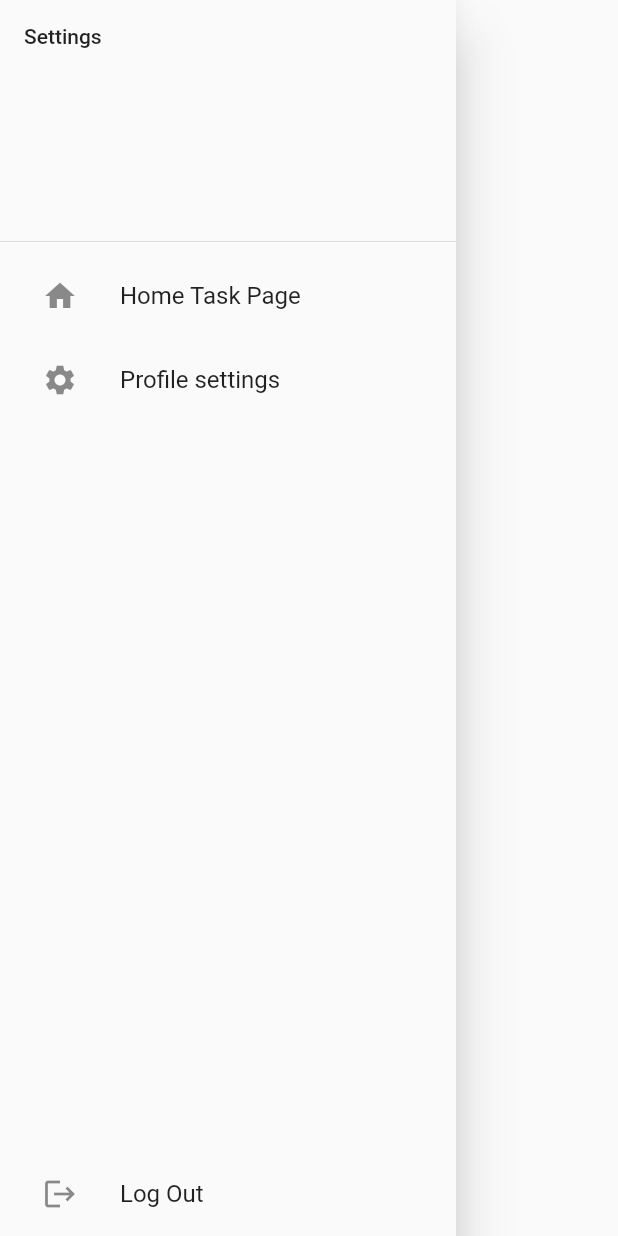
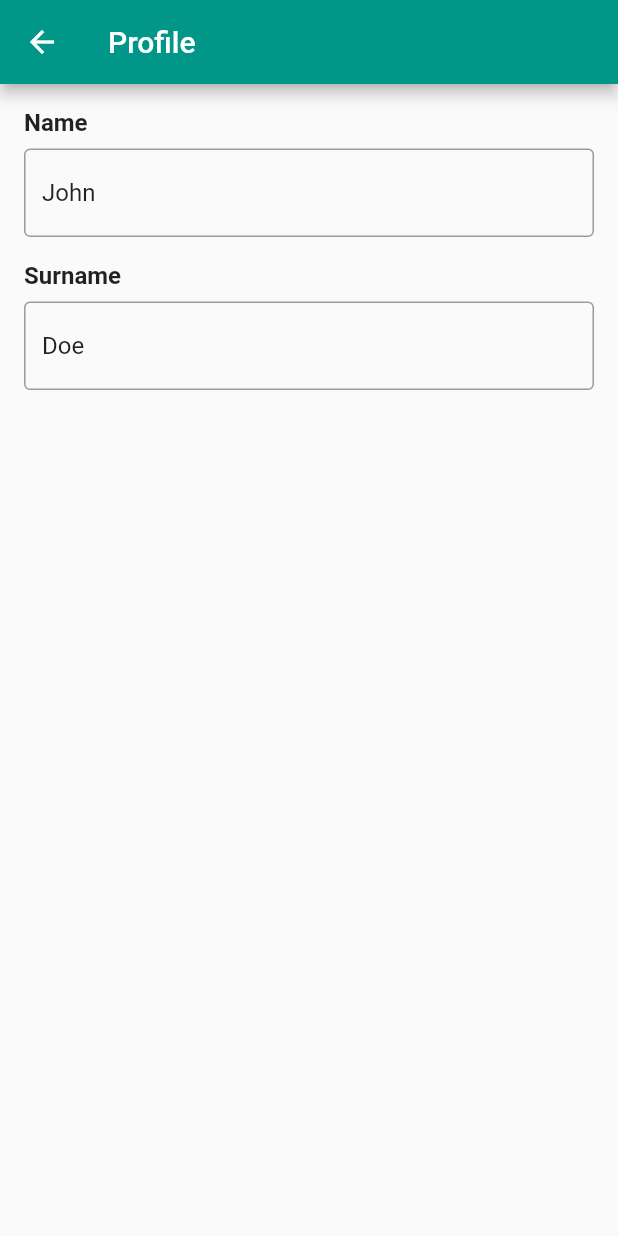
Before and after one commit to git-gremlins/blocklist, a Flutter app: the SlideOverMenu widget shown alone on an empty page, opened directly, after a tap on "Profile settings", on a phone screen of 412 x 824 dp. Run offline on Flutter 3.47's test engine with Material 2 defaults, Android fonts, the phone set to English and light mode, and no system bars; our stand-ins replace auto_size_text, supabase_flutter; missing offline and left inert: spannable_grid; accounts and stored records are empty.

Commit message:
Add dummy profile page

```diff
--- /dev/null
+++ b/frontend/lib/screens/profile_screen.dart
@@ -0,0 +1,82 @@
+import 'package:flutter/material.dart';
+
+class ProfilePage extends StatefulWidget {
+  const ProfilePage({super.key});
+
+  @override
+  _ProfilePageState createState() => _ProfilePageState();
+}
+
+class _ProfilePageState extends State<ProfilePage> {
+  TextEditingController? _nameController;
+  TextEditingController? _surnameController;
+
+  @override
+  void initState() {
+    super.initState();
+    _nameController = TextEditingController(text: "John");
+    _surnameController = TextEditingController(text: "Doe");
+  }
+
+  @override
+  void dispose() {
+    _nameController?.dispose();
+    _surnameController?.dispose();
+    super.dispose();
+  }
+
+  @override
+  Widget build(BuildContext context) {
+    return WillPopScope(
+      onWillPop: () async {
+        if (Navigator.of(context).userGestureInProgress) {
+          return false;
+        } else {
+          return true;
+        }
+      },
+      child: Scaffold(
+        appBar: AppBar(
+          title: const Text("Profile"),
+        ),
+        body: Padding(
+          padding: const EdgeInsets.all(16.0),
+          child: Column(
+            crossAxisAlignment: CrossAxisAlignment.start,
+            children: <Widget>[
+              const Text(
+                "Name",
+                style: TextStyle(
+                  fontWeight: FontWeight.bold,
+                  fontSize: 16.0,
+                ),
+              ),
+              const SizedBox(height: 8.0),
+              TextField(
+                controller: _nameController,
+                decoration: const InputDecoration(
+                  border: OutlineInputBorder(),
+                ),
+              ),
+              const SizedBox(height: 16.0),
+              const Text(
+                "Surname",
+                style: TextStyle(
+                  fontWeight: FontWeight.bold,
+                  fontSize: 16.0,
+                ),
+              ),
+              const SizedBox(height: 8.0),
+              TextField(
+                controller: _surnameController,
+                decoration: const InputDecoration(
+                  border: OutlineInputBorder(),
+                ),
+              ),
+            ],
+          ),
+        ),
+      ),
+    );
+  }
+}
--- a/frontend/lib/widgets/SlideOverMenu.dart
+++ b/frontend/lib/widgets/SlideOverMenu.dart
@@ -1,6 +1,6 @@
 import 'package:flutter/material.dart';
 import 'package:frontend/main.dart';
-import 'package:frontend/screens/parent_tasks.dart';
+import 'package:frontend/screens/profile_screen.dart';
 
 class SlideOverMenu extends StatelessWidget {
   const SlideOverMenu({super.key});
@@ -47,7 +47,13 @@ class SlideOverMenu extends StatelessWidget {
                     ),
                     title: const Text('Profile settings'),
                     onTap: () {
-                      // Navigator.push(context, route)
+                      Navigator.pushAndRemoveUntil(
+                        context,
+                        MaterialPageRoute(
+                          builder: (context) => const ProfilePage(),
+                        ),
+                        ModalRoute.withName('/'),
+                      );
                     },
                   ),
                 ),
```
